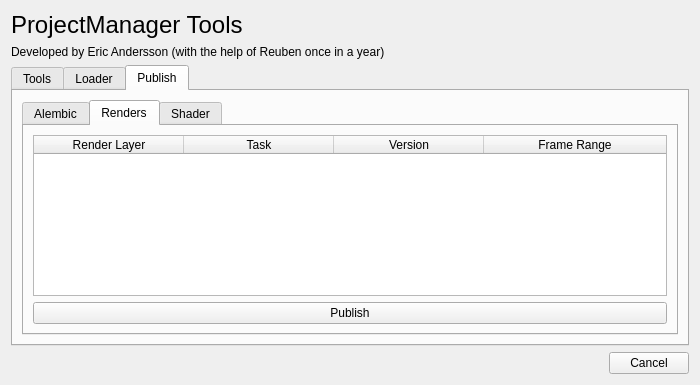
Old version of the form UI/projectmanagertools.ui in the repository ericandrsson/projManager.
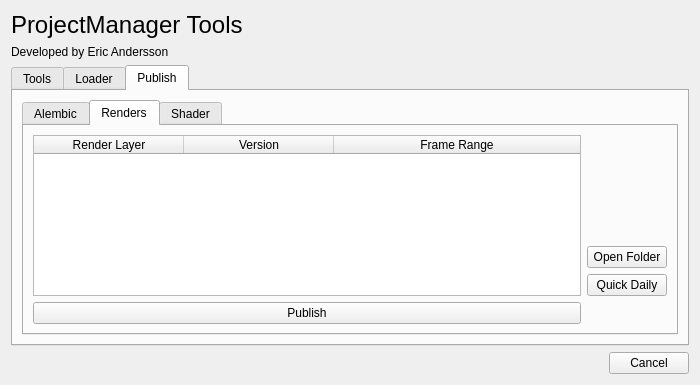
New version of the form.

```diff
--- a/UI/projectmanagertools.ui
+++ b/UI/projectmanagertools.ui
@@ -62,7 +62,7 @@
    <item row="1" column="0">
     <widget class="QLabel" name="label_2">
      <property name="text">
-      <string>Developed by Eric Andersson (with the help of Reuben once in a year)</string>
+      <string>Developed by Eric Andersson</string>
      </property>
     </widget>
    </item>
@@ -73,9 +73,30 @@
      </property>
      <item>
       <widget class="QTabWidget" name="tabWidget">
+       <property name="focusPolicy">
+        <enum>Qt::NoFocus</enum>
+       </property>
+       <property name="autoFillBackground">
+        <bool>false</bool>
+       </property>
+       <property name="tabShape">
+        <enum>QTabWidget::Rounded</enum>
+       </property>
        <property name="currentIndex">
         <number>2</number>
        </property>
+       <property name="documentMode">
+        <bool>false</bool>
+       </property>
+       <property name="tabsClosable">
+        <bool>false</bool>
+       </property>
+       <property name="movable">
+        <bool>false</bool>
+       </property>
+       <property name="tabBarAutoHide">
+        <bool>false</bool>
+       </property>
        <widget class="QWidget" name="tools_tab">
         <attribute name="title">
          <string>Tools</string>
@@ -232,6 +253,12 @@
            <property name="currentIndex">
             <number>1</number>
            </property>
+           <property name="elideMode">
+            <enum>Qt::ElideNone</enum>
+           </property>
+           <property name="tabBarAutoHide">
+            <bool>false</bool>
+           </property>
            <widget class="QWidget" name="alembic_tab">
             <attribute name="title">
              <string>Alembic</string>
@@ -339,8 +366,45 @@
              <string>Renders</string>
             </attribute>
             <layout class="QGridLayout" name="gridLayout_4">
+             <item row="0" column="4">
+              <layout class="QVBoxLayout" name="verticalLayout_7">
+               <item>
+                <spacer name="verticalSpacer_3">
+                 <property name="orientation">
+                  <enum>Qt::Vertical</enum>
+                 </property>
+                 <property name="sizeHint" stdset="0">
+                  <size>
+                   <width>20</width>
+                   <height>40</height>
+                  </size>
+                 </property>
+                </spacer>
+               </item>
+               <item>
+                <widget class="QPushButton" name="openImagesFolder_btn">
+                 <property name="text">
+                  <string>Open Folder</string>
+                 </property>
+                </widget>
+               </item>
+               <item>
+                <widget class="QPushButton" name="quickDaily_btn">
+                 <property name="text">
+                  <string>Quick Daily</string>
+                 </property>
+                </widget>
+               </item>
+              </layout>
+             </item>
              <item row="0" column="0">
               <widget class="QTableWidget" name="rendersPublish_TableWidget">
+               <property name="horizontalScrollBarPolicy">
+                <enum>Qt::ScrollBarAlwaysOff</enum>
+               </property>
+               <property name="sizeAdjustPolicy">
+                <enum>QAbstractScrollArea::AdjustToContents</enum>
+               </property>
                <property name="editTriggers">
                 <set>QAbstractItemView::NoEditTriggers</set>
                </property>
@@ -353,16 +417,17 @@
                <attribute name="horizontalHeaderStretchLastSection">
                 <bool>true</bool>
                </attribute>
+               <attribute name="verticalHeaderVisible">
+                <bool>false</bool>
+               </attribute>
+               <attribute name="verticalHeaderStretchLastSection">
+                <bool>false</bool>
+               </attribute>
                <column>
                 <property name="text">
                  <string>Render Layer</string>
                 </property>
                </column>
-               <column>
-                <property name="text">
-                 <string>Task</string>
-                </property>
-               </column>
                <column>
                 <property name="text">
                  <string>Version</string>
```
Left out of the diff: 103 changed lines with no effect on the pictures.
